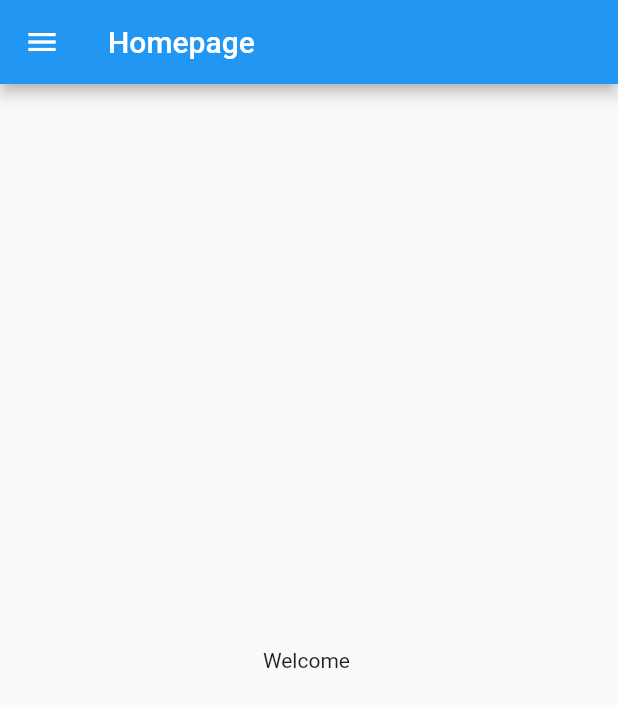
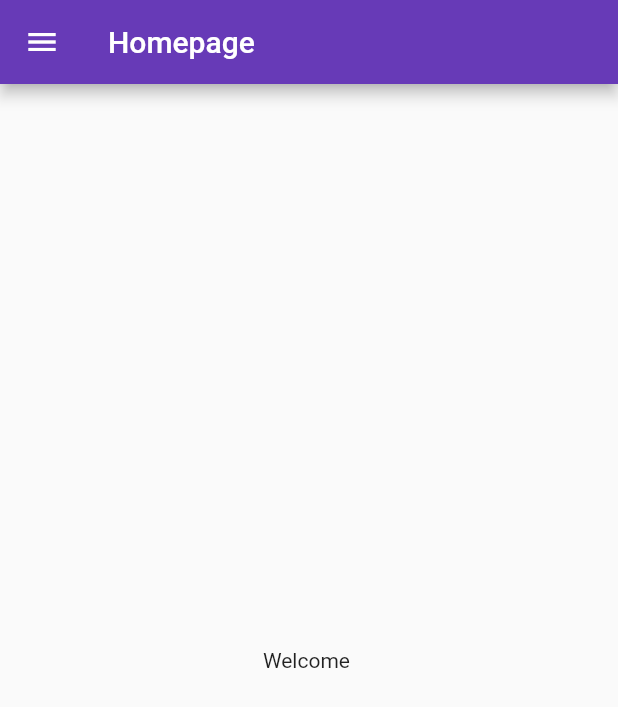
Before and after one commit to jay2607-cmd/flutterByCodepur, a Flutter app: the screen it shows after launch, on a phone screen of 412 x 824 dp. Shown: the top 707 px of the screen. Run offline on Flutter 3.47's test engine with Material 2 defaults, Android fonts, the phone set to English and light mode, and no system bars.

Commit message:
day 3 completed

```diff
--- a/lib/main.dart
+++ b/lib/main.dart
@@ -1,5 +1,6 @@
 import 'package:flutter/material.dart';
-import 'home_page.dart';
+import 'package:practice/pages/login_page.dart';
+import 'pages/home_page.dart';
 
 void main() {
   runApp(const MyApp());
@@ -10,6 +11,21 @@ class MyApp extends StatelessWidget {
 
   @override
   Widget build(BuildContext context) {
-    return MaterialApp(home: home(),);
+    return MaterialApp(
+
+      themeMode: ThemeMode.light,
+      theme: ThemeData(primarySwatch: Colors.deepPurple),
+      darkTheme: ThemeData(
+        brightness: Brightness.light, // Brightness.dark for darkmode
+      ),
+    initialRoute:"/home",
+    routes: {
+      "/" :(context) => LoginPage(),
+      "/home" : (context) => Home(),
+      "/login" : (context) => LoginPage()
+    },
+
+    );
   }
+
 }
--- a/lib/home_page.dart
+++ b/lib/pages/home_page.dart
@@ -1,6 +1,6 @@
 import 'package:flutter/material.dart';
 
-class home extends StatelessWidget {
+class Home extends StatelessWidget {
   int day = 10;
   var name = "jay";
 
```
Also changed, not shown: lib/pages/login_page.dart (added, +18 -0 lines).
